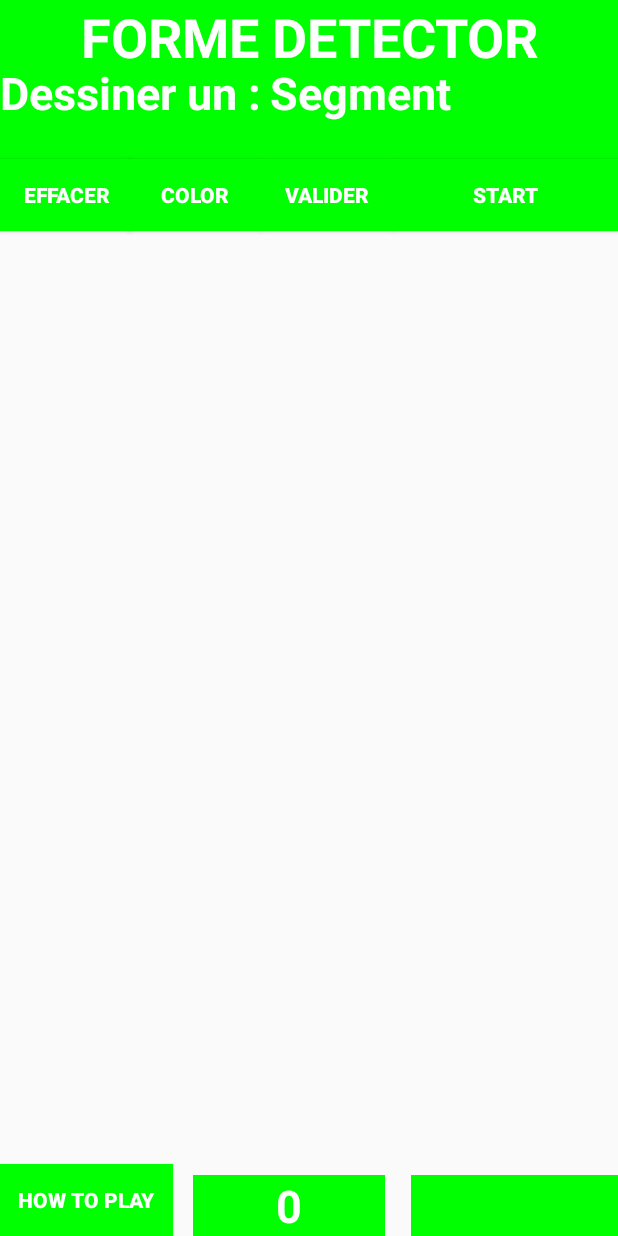
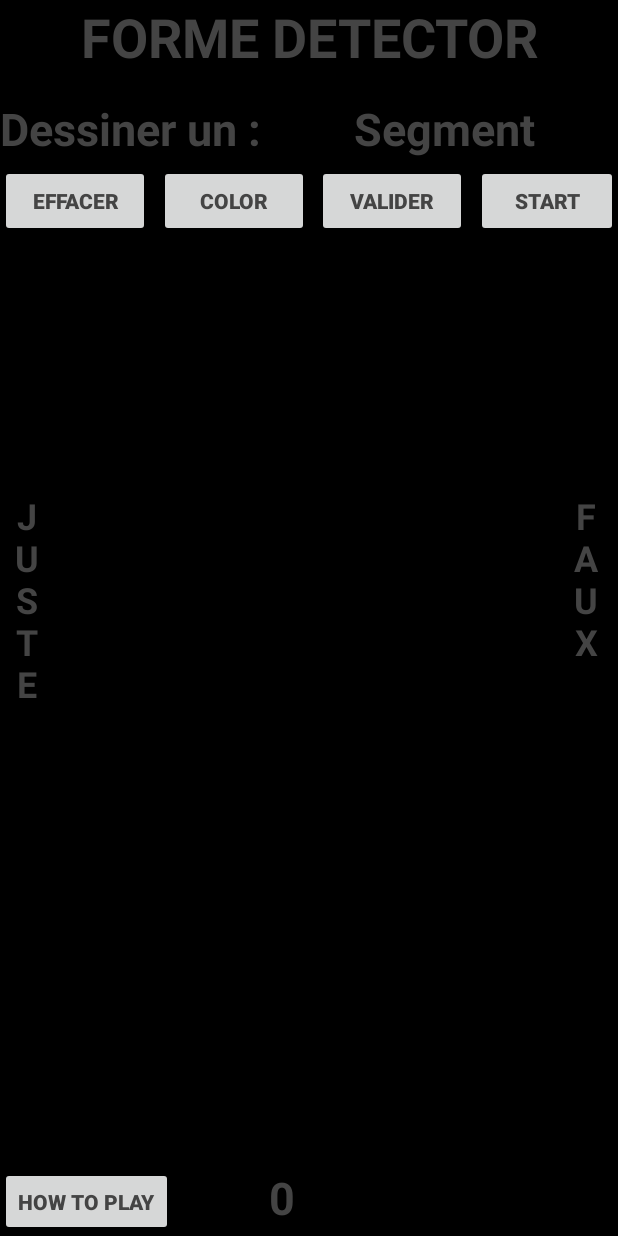
Before and after one commit to DeptInfoProjects/PLFGJ, an Android app: the screen it shows after launch (MainActivity), after a tap on "COLOR", on a phone screen of 412 x 824 dp. Run offline under Robolectric (Android 15) with nearby library versions, the phone set to English and light mode, and no system bars; libraries missing offline, so code that uses them is left out: io.socket.client, io.socket.emitter; 7 statements that could not run were skipped; 3 other taps on this screen came first.

Commit message:
#22 Reconnaisance de formes

```diff
--- a/android/app/build.gradle
+++ b/android/app/build.gradle
@@ -33,7 +33,8 @@ dependencies {
     testImplementation 'junit:junit:4.12'
     androidTestImplementation 'androidx.test:runner:1.1.0-alpha4'
     androidTestImplementation 'androidx.test.espresso:espresso-core:3.1.0-alpha4'
-
+    androidTestImplementation 'com.android.support.test:rules:1.0.2'
+    testImplementation 'org.mockito:mockito-core:1.10.19'
     implementation ('io.socket:socket.io-client:1.0.0') {
         exclude group: 'org.json', module: 'json'
         // car cela est dans le java android
--- a/android/app/src/main/java/projet/license/MainActivity.java
+++ b/android/app/src/main/java/projet/license/MainActivity.java
@@ -3,9 +3,13 @@ package projet.license;
 
 import android.app.Activity;
 import android.content.Context;
+import android.content.Intent;
+import android.graphics.Bitmap;
+import android.graphics.Canvas;
 import android.graphics.Color;
 import android.os.Build;
 import android.os.Bundle;
+import android.os.Environment;
 import android.util.Log;
 import android.view.Gravity;
 import android.view.LayoutInflater;
@@ -18,30 +22,38 @@ import android.widget.RelativeLayout;
 import android.widget.TextView;
 import android.view.ViewGroup.LayoutParams;
 
+import java.io.ByteArrayOutputStream;
+import java.io.File;
+import java.io.FileOutputStream;
+import java.io.IOException;
 import java.util.ArrayList;
 import java.util.List;
 import java.util.Random;
 
 import commun.ListDemande;
 
+import static android.graphics.Bitmap.CompressFormat.PNG;
 import static android.graphics.Color.GREEN;
+import static android.graphics.Color.MAGENTA;
 
 
 public class MainActivity extends Activity implements View.OnClickListener, Affichage{
 
     private Button effacer, couleur, btnJouer, start, tutoriel;
-    private TextView msg, fdem, randform, click, score;
+    private TextView titre, fdem, randform, click, score,rightBord,leftBord;
     Controleur ctrl;
     public int i = 0;
     public static int scor = 0;
     private String formeDemande = "Press start";
     private ListDemande listDemande = new ListDemande();
-
+    private File newImage;
     private PaintView myCanvas;
     final String[] formes = {"Point", "Segment", "Triangle", "Carre", "Rond"};
     private RelativeLayout mRelativeLayout;
     private PopupWindow mPopUp;
     private Context mContext;
+    private int textCol;
+    private int kyriakos = Color.WHITE;
 
 
     @Override
@@ -52,12 +64,16 @@ public class MainActivity extends Activity implements View.OnClickListener, Affi
 
 
         ctrl = new Controleur(this);
-        Connexion connexion = new Connexion("http://172.20.10.2:10101", ctrl);
+        Connexion connexion = new Connexion("http://10.1.124.22:10101", ctrl);
         connexion.seConnecter();
 
 
     }
-
+    public static Bitmap viewToBitmap(View view,int width,int height){
+        Bitmap bitmap = Bitmap.createBitmap(width,height,Bitmap.Config.ARGB_8888);
+        Canvas canvas = new Canvas(bitmap);
+        return bitmap;
+    }
 
 
     private void init() {
@@ -65,12 +81,17 @@ public class MainActivity extends Activity implements View.OnClickListener, Affi
         couleur = findViewById(R.id.color);
         btnJouer = findViewById(R.id.valider);
         start = findViewById(R.id.start);
-        msg = findViewById(R.id.textView6);
+        titre = findViewById(R.id.textView6);
         fdem = findViewById(R.id.textView4);
         randform = findViewById(R.id.textView3);
         tutoriel = findViewById(R.id.tutoriel);
         score = findViewById(R.id.score);
         click = (TextView) findViewById(R.id.click);
+        rightBord = findViewById(R.id.rightBord);
+        leftBord = findViewById(R.id.leftBord);
+
+
+
 
         mContext = getApplicationContext();
         mRelativeLayout = (RelativeLayout) findViewById(R.id.container);
@@ -85,26 +106,40 @@ public class MainActivity extends Activity implements View.OnClickListener, Affi
     }
 
     private void changeTheme(int choix) {
-        couleur.setBackgroundColor(choix);
-        couleur.setTextColor(Color.WHITE);
-        start.setBackgroundColor(choix);
-        start.setTextColor(Color.WHITE);
-        btnJouer.setBackgroundColor(choix);
-        btnJouer.setTextColor(Color.WHITE);
-        effacer.setBackgroundColor(choix);
-        effacer.setTextColor(Color.WHITE);
-        msg.setBackgroundColor(choix);
-        msg.setTextColor(Color.WHITE);
+        if(choix == Color.MAGENTA || choix ==Color.YELLOW || choix==Color.LTGRAY)
+            { textCol = Color.WHITE;}
+        else
+            { textCol = Color.DKGRAY;}
+        if(choix == Color.BLUE)
+        { textCol = Color.WHITE;}
+        //couleur.setBackgroundColor(choix);
+        couleur.setTextColor(textCol);
+        //start.setBackgroundColor(choix);
+        start.setTextColor(textCol);
+        //btnJouer.setBackgroundColor(choix);
+        btnJouer.setTextColor(textCol);
+        //effacer.setBackgroundColor(choix);
+        effacer.setTextColor(textCol);
+        titre.setBackgroundColor(choix);
+        titre.setTextColor(textCol);
         fdem.setBackgroundColor(choix);
-        fdem.setTextColor(Color.WHITE);
+        fdem.setTextColor(textCol);
         randform.setBackgroundColor(choix);
-        randform.setTextColor(Color.WHITE);
-        tutoriel.setBackgroundColor(choix);
-        tutoriel.setTextColor(Color.WHITE);
+        randform.setTextColor(textCol);
+        //tutoriel.setBackgroundColor(choix);
+        tutoriel.setTextColor(textCol);
         score.setBackgroundColor(choix);
-        score.setTextColor(Color.WHITE);
+        score.setTextColor(textCol);
         click.setBackgroundColor(choix);
-        click.setTextColor(Color.WHITE);
+        click.setTextColor(textCol);
+        rightBord.setBackgroundColor(choix);
+        rightBord.setTextColor(textCol);
+        leftBord.setBackgroundColor(choix);
+        leftBord.setTextColor(textCol);
+        mRelativeLayout.setBackgroundColor(choix);
+
+
+
 
 
     }
@@ -113,20 +148,20 @@ public class MainActivity extends Activity implements View.OnClickListener, Affi
         switch (this.i) {
             case 0:
                 this.i = this.i + 1;
-                changeTheme(GREEN);
-                return GREEN;
+                changeTheme(Color.BLACK);
+                return Color.BLACK;
             case 1:
                 this.i = this.i + 1;
                 changeTheme(Color.LTGRAY);
                 return Color.LTGRAY;
             case 2:
                 this.i = this.i + 1;
-                changeTheme(Color.BLACK);
-                return Color.BLACK;
+                changeTheme(Color.MAGENTA);
+                return MAGENTA;
             case 3:
                 this.i = this.i + 1;
-                changeTheme(Color.RED);
-                return Color.RED;
+                changeTheme(Color.YELLOW);
+                return Color.YELLOW;
             case 4:
                 this.i = 0;
                 changeTheme(Color.BLUE);
@@ -139,22 +174,22 @@ public class MainActivity extends Activity implements View.OnClickListener, Affi
     private int getColorEffacer() {
         switch (this.i - 1) {
             case 0:
-                changeTheme(GREEN);
-                return GREEN;
-            case 1:
                 changeTheme(Color.LTGRAY);
                 return Color.LTGRAY;
+            case 1:
+                changeTheme(Color.MAGENTA);
+                return Color.MAGENTA;
             case 2:
+                changeTheme(Color.YELLOW);
+                return Color.YELLOW;
+            case 3:
+                changeTheme(Color.BLUE);
+                return Color.BLUE;
+            case 4:
                 changeTheme(Color.BLACK);
                 return Color.BLACK;
-            case 3:
-                changeTheme(Color.RED);
-                return Color.RED;
-            case 4:
-                changeTheme(Color.BLUE);
-                return Color.BLUE;
         }
-        return Color.BLUE;
+        return Color.WHITE;
     }
 
     private void afficherTick() {
@@ -174,7 +209,7 @@ public class MainActivity extends Activity implements View.OnClickListener, Affi
         Button press = (Button)findViewById(v.getId());
         switch (v.getId()){
             case R.id.effacer:
-                myCanvas.reset(getColorEffacer());
+                myCanvas.reset(kyriakos);
                 ctrl.msgReset();
                 myCanvas.countTicks = 0;
                 listDemande.setTicks(0);
@@ -182,7 +217,9 @@ public class MainActivity extends Activity implements View.OnClickListener, Affi
                 Log.d("Button Pressed : ",press.getText() + "");
                 break;
             case R.id.start:
-                myCanvas.reset(getColorEffacer());
+                leftBord.setBackgroundColor(mRelativeLayout.getSolidColor());
+                rightBord.setBackgroundColor(mRelativeLayout.getSolidColor());
+                //myCanvas.reset(getColorEffacer());
                 newForme();
                 ctrl.msgStart();
                 Log.d("Button Pressed : ",press.getText() + "");
@@ -190,21 +227,33 @@ public class MainActivity extends Activity implements View.OnClickListener, Affi
                 afficherTick();
                 break;
             case R.id.color:
-                myCanvas.setPenColor(getColor());
+
+                Integer newColor = getColor();
+
+                if(newColor == Color.BLACK){
+                    myCanvas.setPenColor(Color.WHITE);
+                    kyriakos = Color.WHITE;}
+                else{
+                    myCanvas.setPenColor(newColor);
+                    kyriakos = newColor;}
+
+
+
                 ctrl.msgColor();
                 Log.d("Button Pressed : ", press.getText() + "");
                 break;
             case R.id.valider:
                 ctrl.msgValider(formeDemande +"," + myCanvas.getTicks());
+               // startShare();
                 Log.d("Button Pressed : ",press.getText() + "");
                 afficherTick();
                 myCanvas.countTicks = 0;
-                myCanvas.reset(getColorEffacer());
                 break;
             case R.id.tutoriel:
                 ctrl.msgTutoriel();
                 LayoutInflater inflater =(LayoutInflater) mContext.getSystemService(LAYOUT_INFLATER_SERVICE);
                 View customView = inflater.inflate(R.layout.custom_layout,null);
+
 
                 mPopUp = new PopupWindow(
                         customView,
@@ -234,12 +283,13 @@ public class MainActivity extends Activity implements View.OnClickListener, Affi
                 if (b){
                     String txt = ("Juste");
                     score.setText(txt);
-                    score.setBackgroundColor(Color.GREEN);
+                    leftBord.setBackgroundColor(Color.GREEN);
                 }
                 else {
                     String txt = ("Faux");
                     score.setText(txt);
-                    score.setBackgroundColor(Color.RED);
+                    rightBord.setBackgroundColor(Color.RED);
+
 
                 }
             }
@@ -252,4 +302,23 @@ public class MainActivity extends Activity implements View.OnClickListener, Affi
         myCanvas.getCanvas().drawLines(myCanvas.getCoord(),myCanvas.getmPaint());
     }
 
+
+    public void startShare(){
+        Bitmap bitmap = viewToBitmap(myCanvas,myCanvas.getWidth(),myCanvas.getHeight());
+        Intent shareIntent = new Intent(Intent.ACTION_SEND);
+        shareIntent.setType("image/png");
+        ByteArrayOutputStream byteArrayOutputStream = new ByteArrayOutputStream();
+        bitmap.compress(PNG,100,byteArrayOutputStream);
+        newImage = new File(Environment.getExternalStorageDirectory()+File.separator+"Image.png");
+        try {
+            newImage.createNewFile();
+            FileOutputStream fileOutputStream = new FileOutputStream(newImage);
+            fileOutputStream.write(byteArrayOutputStream.toByteArray());
+        }
+        catch (IOException e){
+            e.printStackTrace();
+
+        }
+
+    }
  }
--- a/android/app/src/main/java/projet/license/PaintView.java
+++ b/android/app/src/main/java/projet/license/PaintView.java
@@ -38,6 +38,7 @@ public class PaintView extends View implements View.OnTouchListener {
 
     private void init() {
         this.mDotSize = defaultDot;
+        this.setBackgroundColor(Color.BLACK);
         this.mPenColor = defaultColor;
         this.mPaths = new ArrayList<Path>();
         this.mPaints = new ArrayList<Paint>();
@@ -47,6 +48,7 @@ public class PaintView extends View implements View.OnTouchListener {
         this.countTicks = 0;
         this.setOnTouchListener(this);
         this.coord = new float[]{};
+
 
     }
     public int getTicks(){
--- a/android/app/src/main/res/layout/activity_main.xml
+++ b/android/app/src/main/res/layout/activity_main.xml
@@ -4,58 +4,54 @@
     android:id="@+id/container"
     android:layout_width="match_parent"
     android:layout_height="match_parent"
+    android:background="@color/colorPrimaryDark"
     tools:context=".MainActivity">
 
     <Button
         android:id="@+id/start"
-        android:layout_width="149dp"
+        android:layout_width="100dp"
         android:layout_height="wrap_content"
-        android:layout_alignTop="@+id/textView6"
-        android:layout_alignParentEnd="true"
-        android:layout_marginStart="0dp"
+        android:layout_below="@+id/textView3"
+        android:layout_marginStart="6dp"
         android:layout_marginLeft="-100dp"
-        android:layout_marginTop="106dp"
-        android:layout_marginEnd="0dp"
+        android:layout_marginTop="3dp"
         android:layout_toEndOf="@+id/valider"
         android:text="START"
         android:textStyle="bold"
-        tools:ignore="NotSibling"
-        />
+        tools:ignore="NotSibling" />
 
 
     <Button
         android:id="@+id/valider"
-        android:layout_width="wrap_content"
+        android:layout_width="100dp"
         android:layout_height="wrap_content"
-        android:layout_alignTop="@+id/textView6"
-        android:layout_marginStart="0dp"
+        android:layout_below="@+id/textView3"
+        android:layout_marginStart="5dp"
         android:layout_marginLeft="-205dp"
-        android:layout_marginTop="106dp"
+        android:layout_marginTop="3dp"
         android:layout_toEndOf="@+id/color"
         android:text="Valider"
         android:textStyle="bold" />
 
 
-
-
     <Button
         android:id="@+id/effacer"
-        android:layout_width="wrap_content"
+        android:layout_width="100dp"
         android:layout_height="wrap_content"
-        android:layout_alignTop="@+id/textView6"
+        android:layout_below="@+id/textView4"
         android:layout_alignParentStart="true"
         android:layout_marginStart="0dp"
-        android:layout_marginTop="106dp"
+        android:layout_marginTop="3dp"
         android:text="EFFACER"
         android:textStyle="bold" />
 
     <Button
         android:id="@+id/color"
-        android:layout_width="wrap_content"
+        android:layout_width="100dp"
         android:layout_height="wrap_content"
-        android:layout_alignTop="@+id/textView6"
-        android:layout_marginStart="-2dp"
-        android:layout_marginTop="106dp"
+        android:layout_below="@+id/textView4"
+        android:layout_marginStart="6dp"
+        android:layout_marginTop="3dp"
         android:layout_toEndOf="@+id/effacer"
         android:text="COLOR"
         android:textStyle="bold" />
@@ -63,44 +59,44 @@
     <TextView
         android:id="@+id/textView4"
         android:layout_width="wrap_content"
-        android:layout_height="66dp"
+        android:layout_height="41dp"
         android:layout_below="@+id/textView6"
         android:layout_alignParentStart="true"
         android:layout_marginStart="0dp"
-        android:layout_marginTop="0dp"
+
+        android:layout_marginTop="1dp"
         android:text="Dessiner un : "
         android:textSize="30sp"
-
         android:textStyle="bold" />
 
     <TextView
         android:id="@+id/textView3"
-        android:layout_width="wrap_content"
-        android:layout_height="65dp"
+        android:layout_width="228dp"
+        android:layout_height="41dp"
         android:layout_below="@+id/textView6"
         android:layout_alignParentEnd="true"
         android:layout_marginStart="-1dp"
-        android:layout_marginTop="0dp"
+        android:layout_marginTop="1dp"
         android:layout_marginEnd="0dp"
         android:layout_toEndOf="@+id/textView4"
         android:text="  Press start"
+        android:textAlignment="center"
         android:textSize="30sp"
         android:textStyle="bold" />
 
     <TextView
         android:id="@+id/textView6"
         android:layout_width="match_parent"
-        android:layout_height="41dp"
+        android:layout_height="64dp"
         android:text="@string/app_name"
         android:textAlignment="center"
         android:textSize="36sp"
-        android:textStyle="bold"
-        android:visibility="visible" />
+        android:textStyle="bold" />
 
     <Button
         android:id="@+id/tutoriel"
         android:layout_width="wrap_content"
-        android:layout_height="wrap_content"
+        android:layout_height="46dp"
         android:layout_alignParentBottom="true"
         android:layout_marginBottom="0dp"
         android:text="HOW TO PLAY"
@@ -108,43 +104,75 @@
 
     <TextView
         android:id="@+id/score"
-        android:layout_width="138dp"
-        android:layout_height="wrap_content"
+        android:layout_width="153dp"
+        android:layout_height="46dp"
         android:layout_alignParentEnd="true"
         android:layout_alignParentBottom="true"
         android:layout_marginEnd="0dp"
         android:layout_marginBottom="0dp"
         android:text=" "
+        android:textAlignment="center"
         android:textSize="30sp"
-        android:textStyle="bold" />
+        android:textStyle="bold"
+        tools:text="Score" />
 
 
     <projet.license.PaintView
         android:id="@+id/myCanvas"
-        android:layout_width="match_parent"
-        android:layout_height="421dp"
+        android:layout_width="wrap_content"
+        android:layout_height="528dp"
+        android:layout_above="@+id/click"
+        android:layout_below="@+id/valider"
         android:layout_alignParentStart="true"
         android:layout_alignParentEnd="true"
-        android:layout_alignParentBottom="true"
-        android:layout_marginStart="0dp"
-        android:layout_marginTop="106dp"
-        android:layout_marginEnd="0dp"
-        android:layout_marginBottom="62dp" />
+        android:layout_marginStart="41dp"
+        android:layout_marginTop="1dp"
+        android:layout_marginEnd="44dp"
+        android:layout_marginBottom="2dp" />
 
     <TextView
         android:id="@+id/click"
-        android:layout_width="81dp"
-        android:layout_height="wrap_content"
+        android:layout_width="141dp"
+        android:layout_height="46dp"
         android:layout_alignParentBottom="true"
-        android:layout_marginStart="13dp"
-        android:layout_marginEnd="17dp"
+        android:layout_marginStart="2dp"
+        android:layout_marginEnd="0dp"
         android:layout_marginBottom="0dp"
-        android:layout_toStartOf="@+id/score"
         android:layout_toEndOf="@+id/tutoriel"
         android:text="0"
         android:textAlignment="center"
         android:textSize="30sp"
         android:textStyle="bold" />
 
+    <TextView
+        android:id="@+id/leftBord"
+        android:layout_width="36dp"
+        android:layout_height="wrap_content"
+        android:layout_above="@+id/tutoriel"
+        android:layout_below="@+id/effacer"
+        android:layout_alignParentStart="true"
+        android:layout_marginStart="0dp"
+        android:layout_marginTop="1dp"
+        android:layout_marginBottom="1dp"
+        android:text="\n\n\n\n\n\nJ\nU\nS\nT\nE\n"
+        android:textAlignment="center"
+        android:textSize="24sp"
+        android:textStyle="bold" />
+
+    <TextView
+        android:id="@+id/rightBord"
+        android:layout_width="40dp"
+        android:layout_height="523dp"
+        android:layout_above="@+id/score"
+        android:layout_below="@+id/start"
+        android:layout_alignParentEnd="true"
+        android:layout_marginTop="1dp"
+        android:layout_marginEnd="1dp"
+        android:layout_marginBottom="1dp"
+        android:text="\n\n\n\n\n\nF\nA\nU\nX"
+        android:textAlignment="center"
+        android:textSize="24sp"
+        android:textStyle="bold" />
+
 
 </RelativeLayout>
--- a/android/app/src/main/res/layout/custom_layout.xml
+++ b/android/app/src/main/res/layout/custom_layout.xml
@@ -5,7 +5,7 @@
     android:layout_width="match_parent"
     android:layout_height="match_parent"
     android:padding="2dp"
-    android:background="#ab2fc4"
+    android:background="@color/colorPrimaryDark"
     >
 
     <ImageButton
```
Also changed, not shown: javastd/commun/src/main/java/commun/detector.java (added, +60 -0 lines), javastd/commun/src/main/java/commun/shapedetector.java (added, +105 -0 lines), javastd/commun/src/main/java/commun/show.java (added, +87 -0 lines), javastd/serveur/src/main/java/serveur/Serveur.java (+59 -5 lines), 7 other files.
